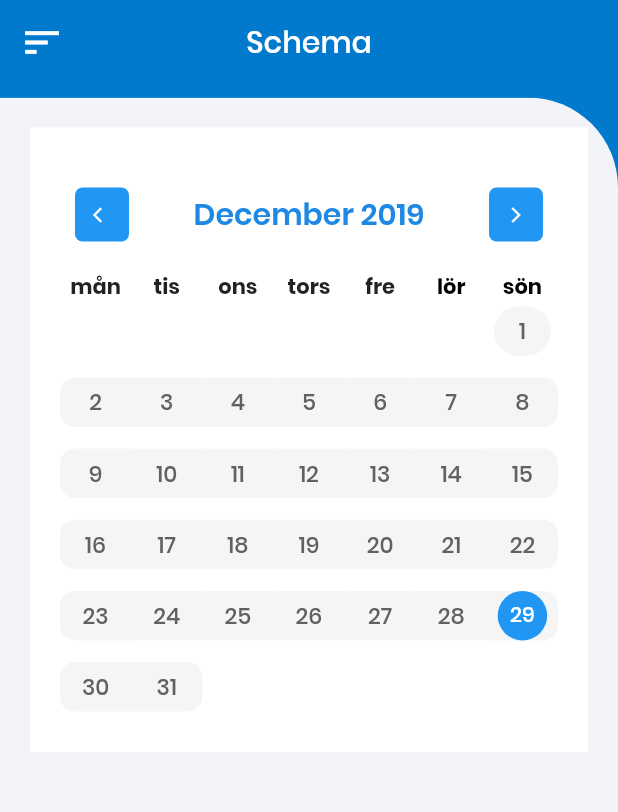
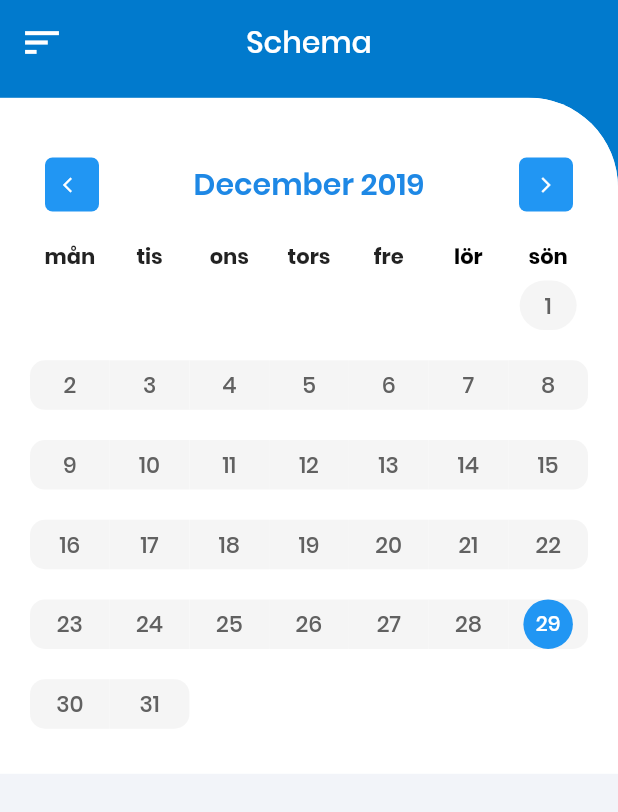
Before and after one commit to sdg85/timebuddy, a Flutter app: the screen it shows once a user with an empty profile is signed in, on a phone screen of 412 x 824 dp. Shown: the top 812 px of the screen. Run offline on Flutter 3.47's test engine with Material 2 defaults, Android fonts, the light colour scheme and no system bars; drawn by our look-alikes of table_calendar; our stand-ins replace email_validator, firebase_auth; accounts and stored records are empty.

Commit message:
code refactoring.

```diff
--- a/lib/widgets/layout.dart
+++ b/lib/widgets/layout.dart
@@ -51,14 +51,8 @@ class _LayoutState extends State<Layout> {
                   topRight: Radius.circular(60),
                 ),
                 child: Container(
-                  // width: MediaQuery.of(context).size.width,
-                  // height: MediaQuery.of(context).size.height,
-                  constraints: BoxConstraints.expand(),
                   color: Color(0xffF2F4F9),
-                  child: Padding(
-                    padding: const EdgeInsets.all(20.0),
-                    child: widget.child,
-                  ),
+                  child: widget.child,
                 ),
               ),
             ),
```
